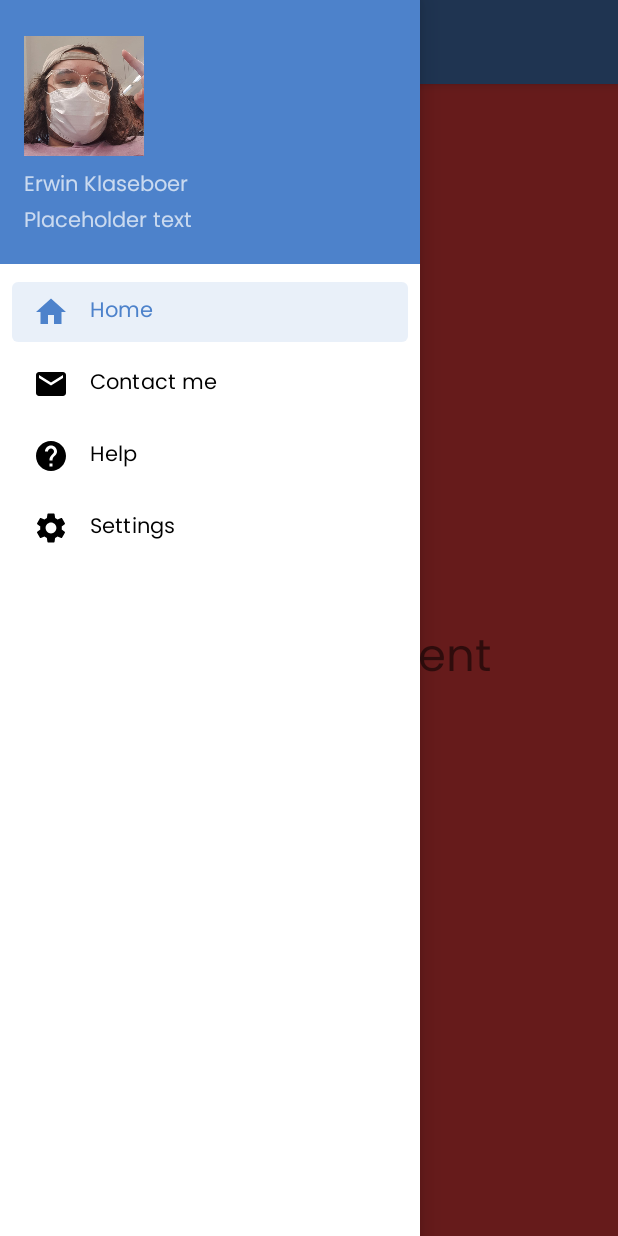
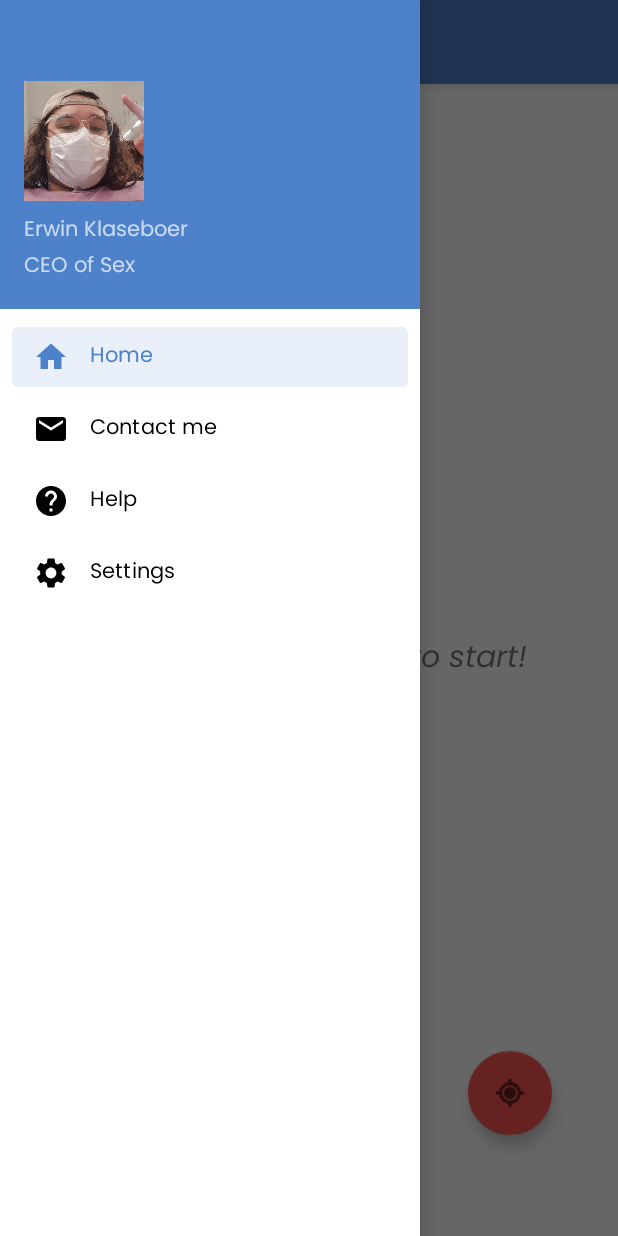
Before and after one commit to Phernoix/shelterleh, an Android app: the screen it shows after launch (Main), with the side drawer open, on a phone screen of 412 x 824 dp. Run offline under Robolectric (Android 15) with nearby library versions, the phone set to English and light mode, and no system bars.

Commit message:
fragments .5

```diff
--- a/app/src/main/res/layout/activity_splashscreen.xml
+++ b/app/src/main/res/layout/activity_splashscreen.xml
@@ -5,7 +5,8 @@
     android:layout_width="match_parent"
     android:layout_height="match_parent"
     tools:context=".Splashscreen"
-    android:background="@color/bluePrimary">
+    android:background="@color/bluePrimary"
+    style="@style/Theme.ShelterLeh">
 
     <ImageView
         android:id="@+id/imageView2"
--- a/app/src/main/res/layout/fragment_home.xml
+++ b/app/src/main/res/layout/fragment_home.xml
@@ -1,14 +1,30 @@
 <?xml version="1.0" encoding="utf-8"?>
 <RelativeLayout xmlns:android="http://schemas.android.com/apk/res/android"
+    xmlns:app="http://schemas.android.com/apk/res-auto"
     android:layout_width="match_parent"
-    android:layout_height="match_parent"
-    android:background="@android:color/holo_red_light"
-    >
+    android:layout_height="match_parent">
+
     <TextView
+        android:id="@+id/empty"
         android:layout_width="wrap_content"
         android:layout_height="wrap_content"
-        android:text="Home Fragment"
-        android:textSize="30sp"
+        android:text="Press the GPS button to start!"
+        android:padding="10dp"
+        android:textSize="20dp"
+        android:fontFamily="@font/poppins_italic"
         android:layout_centerInParent="true"/>
 
+    <com.google.android.material.floatingactionbutton.FloatingActionButton
+        android:id="@+id/floatingActionButton"
+        android:layout_width="wrap_content"
+        android:layout_height="wrap_content"
+        android:layout_alignParentEnd="true"
+        android:layout_alignParentBottom="true"
+        android:layout_marginEnd="44dp"
+        android:layout_marginBottom="67dp"
+        android:clickable="true"
+        android:elevation="4dp"
+        app:srcCompat="@android:drawable/ic_menu_mylocation" />
+
+
 </RelativeLayout>
--- a/app/src/main/res/layout/nav_header.xml
+++ b/app/src/main/res/layout/nav_header.xml
@@ -1,7 +1,7 @@
 <?xml version="1.0" encoding="utf-8"?>
 <LinearLayout xmlns:android="http://schemas.android.com/apk/res/android"
     android:layout_width="match_parent"
-    android:layout_height="176dp"
+    android:layout_height="206dp"
     android:background="@color/bluePrimary"
     android:gravity="bottom"
     android:orientation="vertical"
@@ -23,7 +23,7 @@
     <TextView
         android:layout_width="wrap_content"
         android:layout_height="wrap_content"
-        android:text="Placeholder text"
+        android:text="CEO of Sex"
         android:fontFamily="@font/poppins_regular"/>
 
 
```
